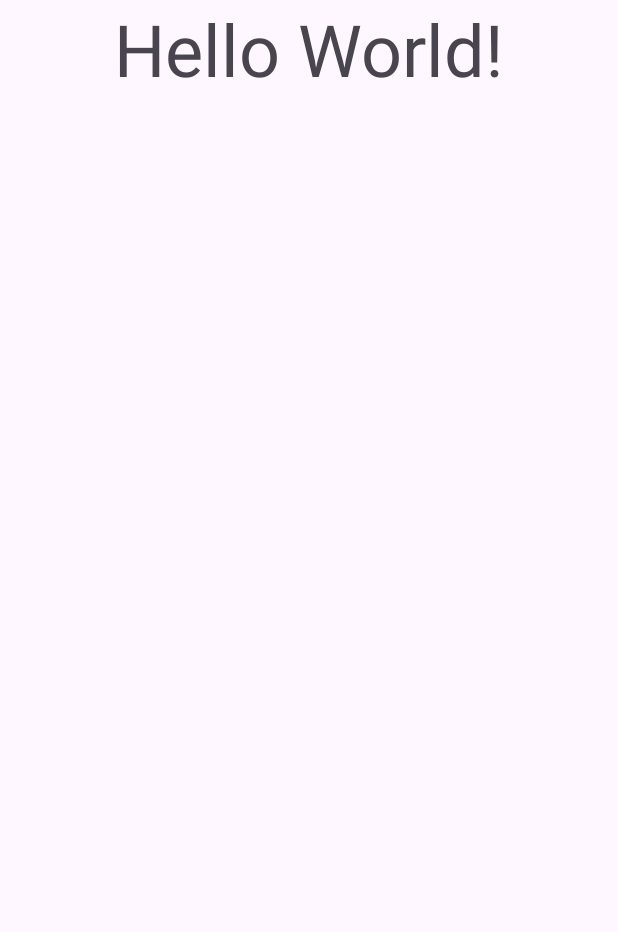
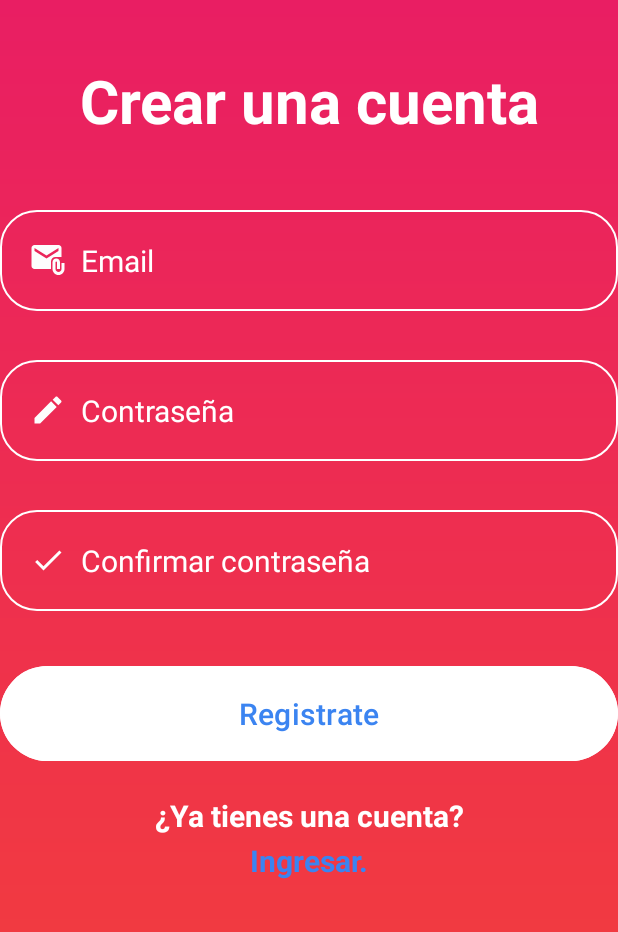
Before and after one commit to EmanuelSotomayor/seminariolenguajes-unla-grupo01, an Android app: the screen it shows after launch (MainActivity), on a phone screen of 412 x 824 dp. Shown: the top 932 px of the screen. Run offline under Robolectric (Android 15) with nearby library versions, the phone set to English and light mode, and no system bars.

Commit message:
Crear view de cuenta

```diff
--- a/app/src/main/java/com/example/pelisapp/MainActivity.kt
+++ b/app/src/main/java/com/example/pelisapp/MainActivity.kt
@@ -1,20 +1,38 @@
 package com.example.pelisapp
 
 import android.os.Bundle
+import android.util.Log
+import android.widget.Button
+import android.widget.EditText
 import androidx.activity.enableEdgeToEdge
 import androidx.appcompat.app.AppCompatActivity
 import androidx.core.view.ViewCompat
 import androidx.core.view.WindowInsetsCompat
 
 class MainActivity : AppCompatActivity() {
+    lateinit var emailInput : EditText
+    lateinit var contraseñaInput : EditText
+    lateinit var confContraseñaInput : EditText
+    lateinit var registrarBtn : Button
+
+
     override fun onCreate(savedInstanceState: Bundle?) {
         super.onCreate(savedInstanceState)
         enableEdgeToEdge()
         setContentView(R.layout.activity_main)
-        ViewCompat.setOnApplyWindowInsetsListener(findViewById(R.id.main)) { v, insets ->
-            val systemBars = insets.getInsets(WindowInsetsCompat.Type.systemBars())
-            v.setPadding(systemBars.left, systemBars.top, systemBars.right, systemBars.bottom)
-            insets
+
+        emailInput = findViewById(R.id.editEmail)
+        contraseñaInput = findViewById(R.id.editContraseña)
+        confContraseñaInput = findViewById(R.id.editConfContraseña)
+        registrarBtn = findViewById(R.id.btnRegistro)
+
+
+        registrarBtn.setOnClickListener {
+            val email = emailInput.text.toString()
+            val contraseña = contraseñaInput.text.toString()
+            val confContraseña = confContraseñaInput.text.toString()
+            Log.i("Cuentas creadas --> ", "Email : $email , contraseña : $contraseña y confirmacion : $confContraseña")
+
         }
     }
 }
--- /dev/null
+++ b/app/src/main/res/drawable/baseline_attach_email_24.xml
@@ -0,0 +1,7 @@
+<vector xmlns:android="http://schemas.android.com/apk/res/android" android:height="24dp" android:tint="#FDFDFD" android:viewportHeight="24" android:viewportWidth="24" android:width="24dp">
+
+    <path android:fillColor="@android:color/white" android:pathData="M21,10V4c0,-1.1 -0.9,-2 -2,-2H3C1.9,2 1.01,2.9 1.01,4L1,16c0,1.1 0.9,2 2,2h11v-5c0,-1.66 1.34,-3 3,-3H21zM11,11L3,6V4l8,5l8,-5v2L11,11z"/>
+
+    <path android:fillColor="@android:color/white" android:pathData="M21,14v4c0,1.1 -0.9,2 -2,2s-2,-0.9 -2,-2v-4.5c0,-0.28 0.22,-0.5 0.5,-0.5s0.5,0.22 0.5,0.5V18h2v-4.5c0,-1.38 -1.12,-2.5 -2.5,-2.5S15,12.12 15,13.5V18c0,2.21 1.79,4 4,4s4,-1.79 4,-4v-4H21z"/>
+
+</vector>
--- /dev/null
+++ b/app/src/main/res/drawable/baseline_check_24.xml
@@ -0,0 +1,5 @@
+<vector xmlns:android="http://schemas.android.com/apk/res/android" android:height="24dp" android:tint="#FDFDFD" android:viewportHeight="24" android:viewportWidth="24" android:width="24dp">
+
+    <path android:fillColor="@android:color/white" android:pathData="M9,16.17L4.83,12l-1.42,1.41L9,19 21,7l-1.41,-1.41z"/>
+
+</vector>
--- /dev/null
+++ b/app/src/main/res/drawable/baseline_create_24.xml
@@ -0,0 +1,5 @@
+<vector xmlns:android="http://schemas.android.com/apk/res/android" android:height="24dp" android:tint="#FDFDFD" android:viewportHeight="24" android:viewportWidth="24" android:width="24dp">
+
+    <path android:fillColor="@android:color/white" android:pathData="M3,17.25V21h3.75L17.81,9.94l-3.75,-3.75L3,17.25zM20.71,7.04c0.39,-0.39 0.39,-1.02 0,-1.41l-2.34,-2.34c-0.39,-0.39 -1.02,-0.39 -1.41,0l-1.83,1.83 3.75,3.75 1.83,-1.83z"/>
+
+</vector>
--- /dev/null
+++ b/app/src/main/res/drawable/registro_fondo.xml
@@ -0,0 +1,8 @@
+<?xml version="1.0" encoding="utf-8"?>
+<shape xmlns:android="http://schemas.android.com/apk/res/android">
+
+    <gradient android:type="linear" android:angle="100"
+        android:startColor="#E91E63" android:endColor="#F44336"/>
+
+
+</shape>
--- /dev/null
+++ b/app/src/main/res/drawable/rounded_corner.xml
@@ -0,0 +1,10 @@
+<?xml version="1.0" encoding="utf-8"?>
+<shape xmlns:android="http://schemas.android.com/apk/res/android"
+    android:shape="rectangle"
+    >
+
+    <corners android:radius="24dp"/>
+    <stroke android:width="1dip" android:color="@color/white"/>
+
+
+</shape>
--- a/app/src/main/res/layout/activity_main.xml
+++ b/app/src/main/res/layout/activity_main.xml
@@ -1,23 +1,102 @@
 <?xml version="1.0" encoding="utf-8"?>
-<LinearLayout xmlns:android="http://schemas.android.com/apk/res/android"
+<RelativeLayout xmlns:android="http://schemas.android.com/apk/res/android"
     xmlns:app="http://schemas.android.com/apk/res-auto"
     xmlns:tools="http://schemas.android.com/tools"
     android:id="@+id/main"
     android:layout_width="match_parent"
     android:layout_height="match_parent"
+    android:background="@drawable/registro_fondo"
     tools:context=".MainActivity"
-    android:orientation="vertical"
     >
 
     <TextView
-        android:layout_width="wrap_content"
+        android:layout_width="match_parent"
         android:layout_height="wrap_content"
-        android:text="Hello World!"
-        android:textSize="@dimen/login_title_size"
-        android:layout_gravity="center"
-        app:layout_constraintBottom_toBottomOf="parent"
-        app:layout_constraintEnd_toEndOf="parent"
-        app:layout_constraintStart_toStartOf="parent"
-        app:layout_constraintTop_toTopOf="parent" />
+        android:layout_margin="40dp"
+        android:gravity="center"
+        android:textSize="40sp"
+        android:textStyle="bold"
+        android:text="Crear una cuenta"
+        android:textColor="@color/white"
+        />
 
-</LinearLayout>
+    <EditText
+        android:layout_width="match_parent"
+        android:layout_height="wrap_content"
+        android:layout_marginTop="140dp"
+        android:hint="Email"
+        android:drawableLeft="@drawable/baseline_attach_email_24"
+        android:drawablePadding="10dp"
+        android:textColor="@color/white"
+        android:textColorHint="@color/white"
+        android:textSize="20sp"
+        android:background="@drawable/rounded_corner"
+        android:padding="20dp"
+        android:inputType="text"
+        android:id="@+id/editEmail"/>
+
+
+    <EditText
+        android:layout_width="match_parent"
+        android:layout_height="wrap_content"
+        android:layout_marginTop="240dp"
+        android:hint="Contraseña"
+        android:drawableLeft="@drawable/baseline_create_24"
+        android:drawablePadding="10dp"
+        android:textColor="@color/white"
+        android:textColorHint="@color/white"
+        android:textSize="20sp"
+        android:background="@drawable/rounded_corner"
+        android:padding="20dp"
+        android:inputType="text"
+        android:id="@+id/editContraseña"/>
+
+    <EditText
+        android:layout_width="match_parent"
+        android:layout_height="wrap_content"
+        android:layout_marginTop="340dp"
+        android:hint="Confirmar contraseña"
+        android:drawableLeft="@drawable/baseline_check_24"
+        android:drawablePadding="10dp"
+        android:textColor="@color/white"
+        android:textColorHint="@color/white"
+        android:textSize="20sp"
+        android:background="@drawable/rounded_corner"
+        android:padding="20dp"
+        android:inputType="text"
+        android:id="@+id/editConfContraseña"/>
+
+    <Button
+        android:layout_width="match_parent"
+        android:layout_height="wrap_content"
+        android:text="Registrate"
+        android:backgroundTint="@color/white"
+        android:textColor="#3B84F1"
+        android:padding="18dp"
+        android:layout_marginTop="440dp"
+        android:textSize="20sp"
+        android:id="@+id/btnRegistro"/>
+
+    <TextView
+        android:layout_width="match_parent"
+        android:layout_height="wrap_content"
+        android:layout_marginTop="530dp"
+        android:gravity="center"
+        android:textSize="20sp"
+        android:textStyle="bold"
+        android:text="¿Ya tienes una cuenta?"
+        android:textColor="@color/white"
+        />
+    <TextView
+        android:layout_width="match_parent"
+        android:layout_height="wrap_content"
+        android:layout_marginTop="560dp"
+        android:gravity="center"
+        android:textSize="20sp"
+        android:textStyle="bold"
+        android:text="Ingresar."
+        android:textColor="#3B84F1"
+        />
+
+
+</RelativeLayout>
```
